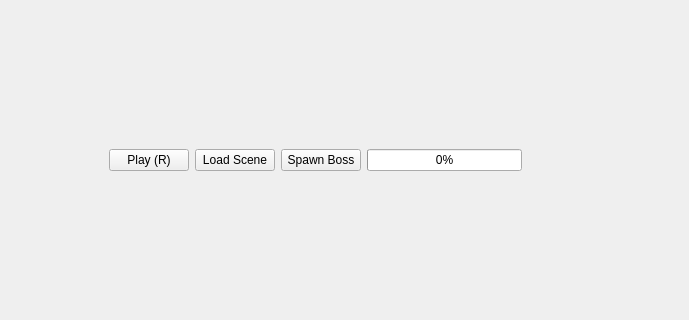
Before: the Qt Designer form mainwindow.ui in FredrikEik/Game_Engine_Architecture, drawn with Qt 5; both pictures show x 161 to 850 and y 134 to 454 of the 850 by 788 pixel window.
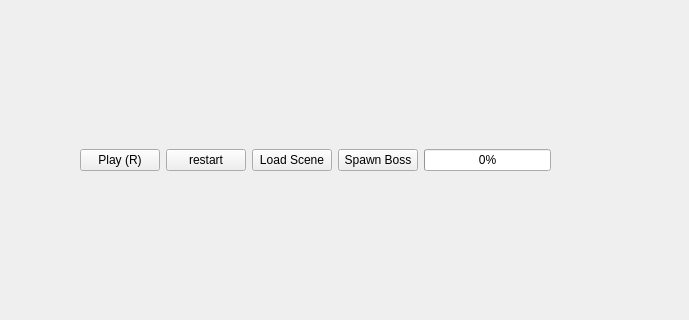
After: the same form once the commit is applied.

Diff of the .ui file:
```diff
--- a/mainwindow.ui
+++ b/mainwindow.ui
@@ -50,6 +50,13 @@
         </property>
        </widget>
       </item>
+      <item>
+       <widget class="QPushButton" name="pushButton_3">
+        <property name="text">
+         <string>restart</string>
+        </property>
+       </widget>
+      </item>
       <item>
        <widget class="QPushButton" name="pushButton_2">
         <property name="text">
```
Left out of the diff: 2 changed lines with no effect on the pictures.
